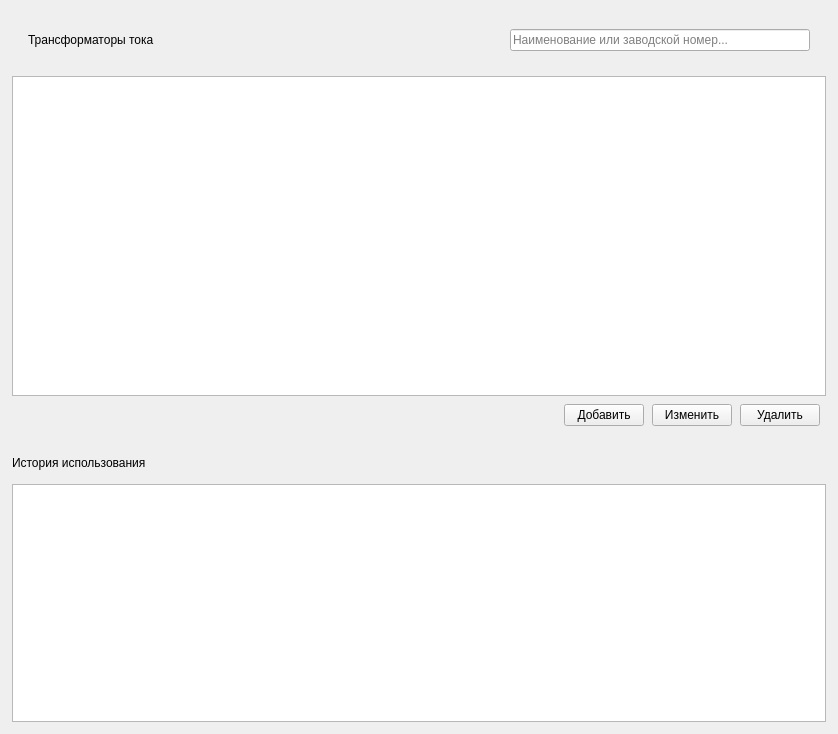
Old version of the form ui/currenttransformerswidget.ui in the repository nikola240698/MeteringActs.
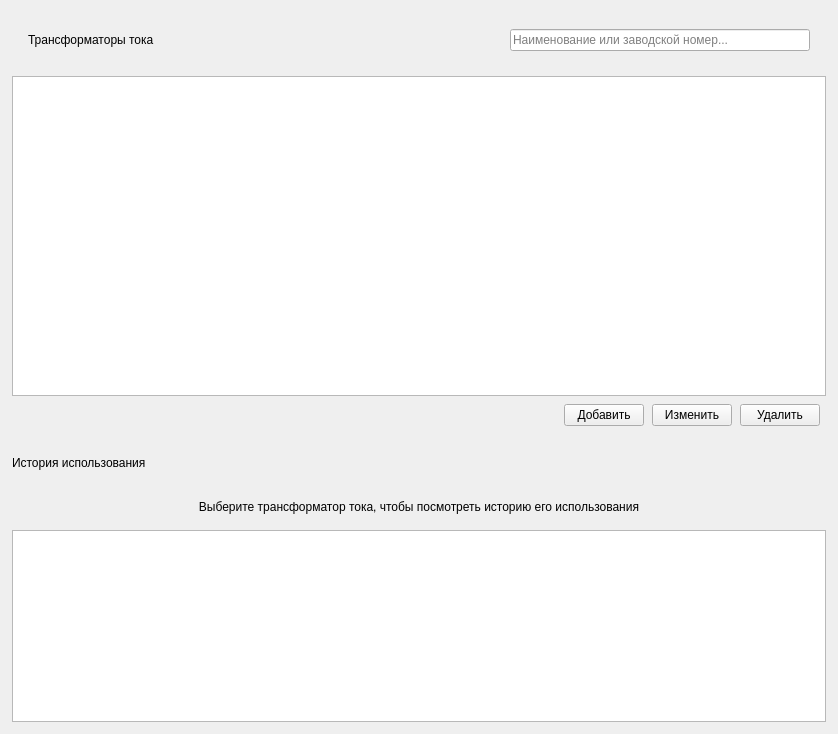
New version of the form.

```diff
--- a/ui/currenttransformerswidget.ui
+++ b/ui/currenttransformerswidget.ui
@@ -277,6 +277,22 @@
         </property>
        </widget>
       </item>
+      <item>
+       <widget class="QLabel" name="historyEmptyLabel">
+        <property name="sizePolicy">
+         <sizepolicy hsizetype="Expanding" vsizetype="Expanding">
+          <horstretch>0</horstretch>
+          <verstretch>0</verstretch>
+         </sizepolicy>
+        </property>
+        <property name="text">
+         <string>Выберите трансформатор тока, чтобы посмотреть историю его использования</string>
+        </property>
+        <property name="alignment">
+         <set>Qt::AlignmentFlag::AlignCenter</set>
+        </property>
+       </widget>
+      </item>
       <item>
        <widget class="QTableView" name="ctHistoryTableView">
         <property name="editTriggers">
```
Left out of the diff: 1 changed line with no effect on the pictures.
